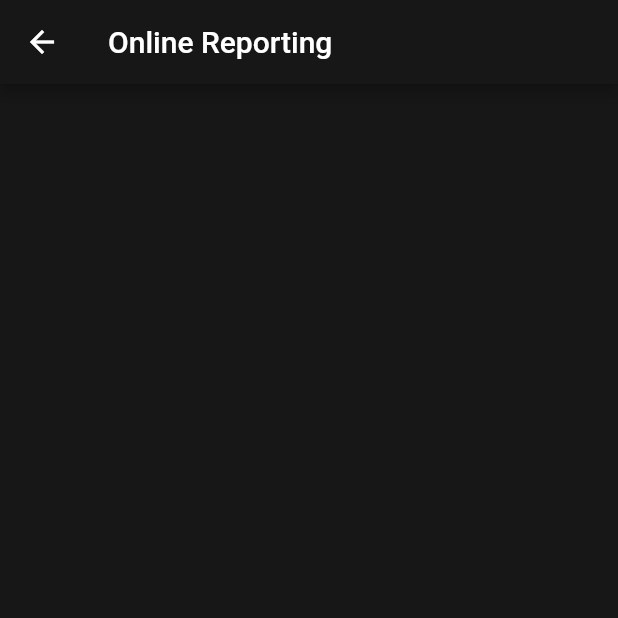
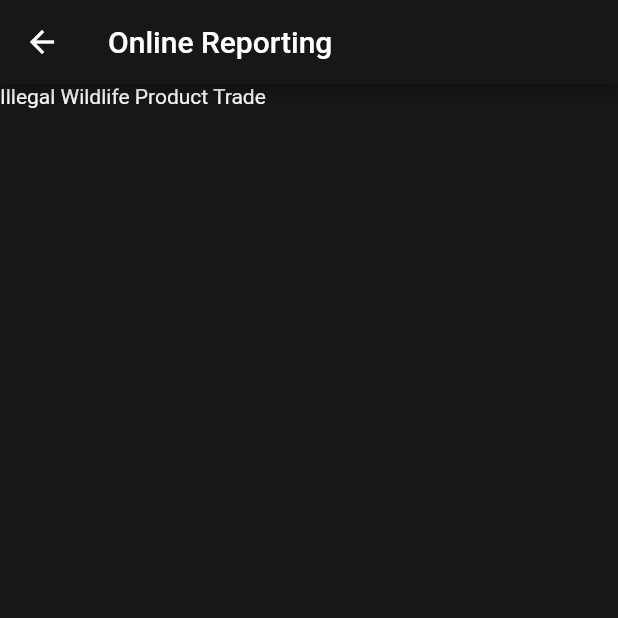
Before and after one commit to thomasjoseph22/cyberhawk, a Flutter app: the Onlinep screen opened directly, on a phone screen of 412 x 824 dp, the top half of it. Run offline on Flutter 3.47's test engine with Material 2 defaults, Android fonts, the phone set to English and light mode, and no system bars; our stand-ins replace flutter_bloc, fluttertoast, toggle_switch.

Commit message:
tenth commit

```diff
--- a/lib/onlinepage.dart
+++ b/lib/onlinepage.dart
@@ -17,9 +17,21 @@ class _OnlinepState extends State<Onlinep> {
         title: const Text('Online Reporting'),
       ),
       body: Column(
-        children: [Row(
+        mainAxisAlignment: MainAxisAlignment.start,
+        crossAxisAlignment: CrossAxisAlignment.start,
+        children: [
+          Row(
+            mainAxisAlignment: MainAxisAlignment.start,
+            crossAxisAlignment: CrossAxisAlignment.start,
+            children: const [
+              Text(
 
-        )],
+                'Illegal Wildlife Product Trade',
+                style: TextStyle(color: Colors.white),
+              ),
+            ],
+          )
+        ],
       ),
     );
   }
```
Also changed, not shown: lib/model/signupmodel.dart (added, +70 -0 lines).
